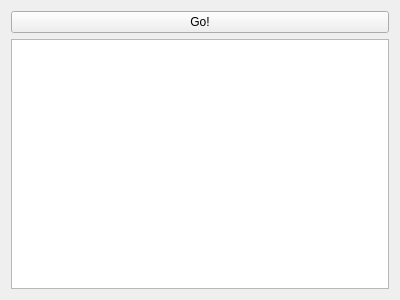
Above: mainwidget.ui from karoyqiu/sslink before the change. Below: the same form after it.
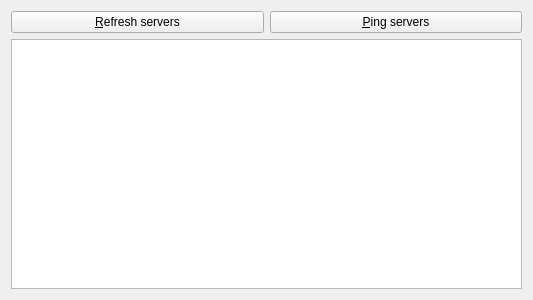
That is the form after the change. Icons and pictures are not drawn.

Commit message: Automatically connect to the fastest server.

Patch:
```diff
--- a/mainwidget.ui
+++ b/mainwidget.ui
@@ -6,7 +6,7 @@
    <rect>
     <x>0</x>
     <y>0</y>
-    <width>400</width>
+    <width>533</width>
     <height>300</height>
    </rect>
   </property>
@@ -15,11 +15,22 @@
   </property>
   <layout class="QVBoxLayout" name="verticalLayout">
    <item>
-    <widget class="QPushButton" name="pushButton">
-     <property name="text">
-      <string>Go!</string>
-     </property>
-    </widget>
+    <layout class="QHBoxLayout" name="horizontalLayout">
+     <item>
+      <widget class="QPushButton" name="buttonRefresh">
+       <property name="text">
+        <string>&amp;Refresh servers</string>
+       </property>
+      </widget>
+     </item>
+     <item>
+      <widget class="QPushButton" name="buttonPing">
+       <property name="text">
+        <string>&amp;Ping servers</string>
+       </property>
+      </widget>
+     </item>
+    </layout>
    </item>
    <item>
     <widget class="QTreeView" name="treeView">
```
Left out of the diff: 14 changed lines with no effect on the pictures. The commit also changes 11 other files.
